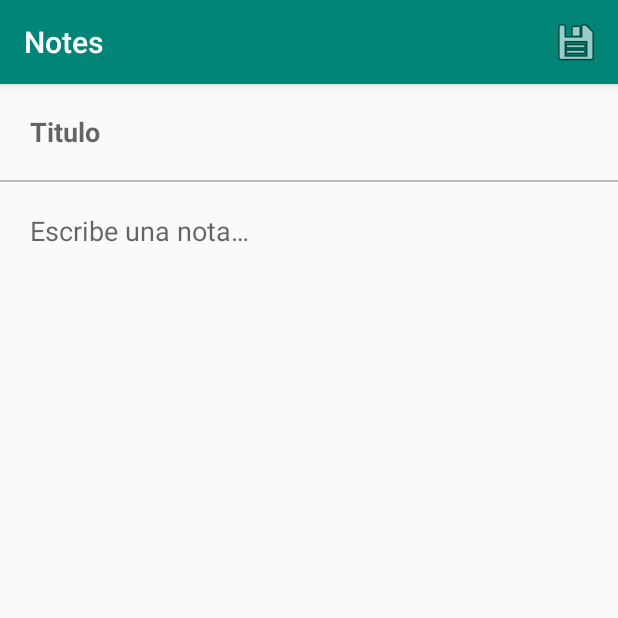
After one commit to thaisc98/Notes, an Android app: the EditNoteActivity screen opened directly, with no data from a screen before it, on a phone screen of 412 x 824 dp, the top half of it. The commit adds this screen. Run offline under Robolectric (Android 15) with nearby library versions, the phone set to English and light mode, and no system bars.

Commit message:
Añado EditNoteActivity para poder  editar, crear y guardar las notas

```diff
--- a/app/src/main/AndroidManifest.xml
+++ b/app/src/main/AndroidManifest.xml
@@ -16,6 +16,7 @@
                 <category android:name="android.intent.category.LAUNCHER" />
             </intent-filter>
         </activity>
+        <activity android:name=".EditNoteActivity"></activity>
     </application>
 
 </manifest>
--- /dev/null
+++ b/app/src/main/java/com/example/thaiscontreras/notes/EditNoteActivity.java
@@ -0,0 +1,59 @@
+package com.example.thaiscontreras.notes;
+
+import android.content.Intent;
+import android.support.v7.app.AppCompatActivity;
+import android.os.Bundle;
+import android.view.Menu;
+import android.view.MenuInflater;
+import android.view.MenuItem;
+import android.widget.EditText;
+
+public class EditNoteActivity extends AppCompatActivity {
+
+    private int position = -1;
+    private EditText editTitulo;
+    private EditText editText;
+
+    @Override
+    protected void onCreate(Bundle savedInstanceState) {
+        super.onCreate(savedInstanceState);
+        setContentView(R.layout.activity_edit_note);
+
+        editTitulo = (EditText)findViewById(R.id.editTitulo);
+        editText = (EditText)findViewById(R.id.editText);
+
+        Intent intent = getIntent();
+        if(intent.hasExtra("titulo")){
+            editTitulo.setText(intent.getStringExtra("titulo"));
+            editText.setText(intent.getStringExtra("texto"));
+            position  = intent.getIntExtra("position",-1);
+        }
+    }
+
+    @Override
+    public boolean onCreateOptionsMenu(Menu menu) {
+        MenuInflater inflater = getMenuInflater();
+        inflater.inflate(R.menu.edit_note_options, menu);
+        return true;
+    }
+
+    @Override
+    public boolean onOptionsItemSelected(MenuItem item) {
+       switch(item.getItemId()){
+           case R.id.guardar:
+               Intent data = new Intent();
+               data.putExtra("titulo",editTitulo.getText().toString());
+               data.putExtra("texto",editText.getText().toString());
+               setResult(RESULT_OK,data);
+               if(position != -1){
+                   data.putExtra("position",position);
+               }
+               finish();
+                return true;
+
+           default:
+               return super.onOptionsItemSelected(item);
+       }
+
+    }
+}
--- /dev/null
+++ b/app/src/main/res/layout/activity_edit_note.xml
@@ -0,0 +1,49 @@
+<?xml version="1.0" encoding="utf-8"?>
+<RelativeLayout xmlns:android="http://schemas.android.com/apk/res/android"
+    xmlns:app="http://schemas.android.com/apk/res-auto"
+    xmlns:tools="http://schemas.android.com/tools"
+    android:layout_width="match_parent"
+    android:layout_height="match_parent"
+    tools:context=".EditNoteActivity">
+
+
+    <EditText
+        android:id="@+id/editTitulo"
+        android:layout_width="match_parent"
+        android:layout_height="?attr/listPreferredItemHeight"
+        android:paddingLeft="20dp"
+        android:paddingRight="20dp"
+        android:hint="@string/escribeT"
+        android:textStyle="bold"
+        android:layout_alignParentStart="true"
+        android:layout_alignParentLeft="true"
+        android:layout_alignParentTop="true"
+        android:layout_marginTop="0dp"
+        android:ems="10"
+        android:maxLines="1"
+        android:background="@android:color/transparent"/>
+
+    <View
+        android:id="@+id/separador"
+        android:layout_below="@id/editTitulo"
+        android:layout_width="match_parent"
+        android:layout_height="1dp"
+        android:background="#451a1919" />
+
+    <EditText
+        android:id="@+id/editText"
+        android:layout_width="match_parent"
+        android:layout_height="446dp"
+        android:padding="20dp"
+        android:layout_below="@+id/separador"
+        android:gravity="top"
+        android:layout_alignParentStart="true"
+        android:layout_alignParentLeft="true"
+        android:layout_alignParentBottom="true"
+        android:ems="10"
+        android:inputType="text"
+        android:hint="@string/escribeR"
+        android:background="@android:color/transparent"/>
+
+
+</RelativeLayout>
--- a/app/src/main/res/layout/activity_notes.xml
+++ b/app/src/main/res/layout/activity_notes.xml
@@ -26,6 +26,7 @@
         android:clickable="true"
         android:focusable="true"
         app:fabSize="normal"
-        app:srcCompat="@android:drawable/ic_menu_edit" />
+        app:srcCompat="@android:drawable/ic_menu_edit"
+        android:onClick="onNuevaNota"/>
 
 </RelativeLayout>
--- /dev/null
+++ b/app/src/main/res/menu/edit_note_options.xml
@@ -0,0 +1,10 @@
+<?xml version="1.0" encoding="utf-8"?>
+<menu xmlns:app="http://schemas.android.com/apk/res-auto"
+    xmlns:android="http://schemas.android.com/apk/res/android">
+
+    <item
+        android:id="@+id/guardar"
+        android:icon="@android:drawable/ic_menu_save"
+        android:title="@string/guarda"
+        app:showAsAction="always" />
+</menu>
--- a/app/src/main/res/values/strings.xml
+++ b/app/src/main/res/values/strings.xml
@@ -1,3 +1,6 @@
 <resources>
     <string name="app_name">Notes</string>
+    <string name="escribeT">Titulo</string>
+    <string name="escribeR">Escribe una nota…</string>
+    <string name="guarda">Guardar</string>
 </resources>
```
Also changed, not shown: app/build.gradle (+9 -4 lines), app/src/main/java/com/example/thaiscontreras/notes/NotesActivity.java (+60 -0 lines).
